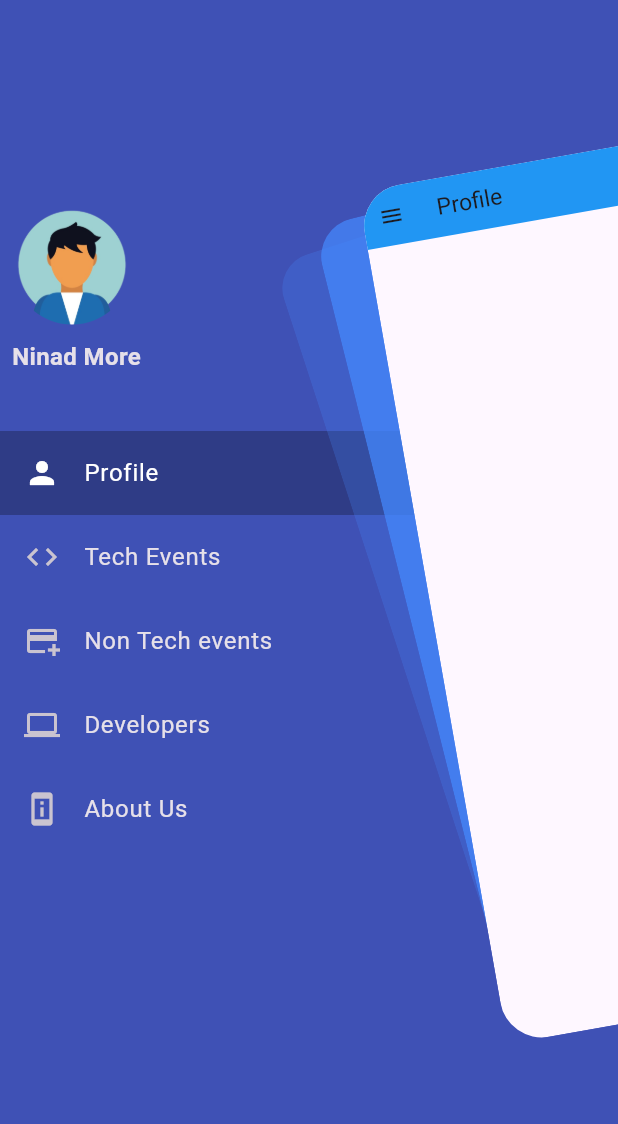
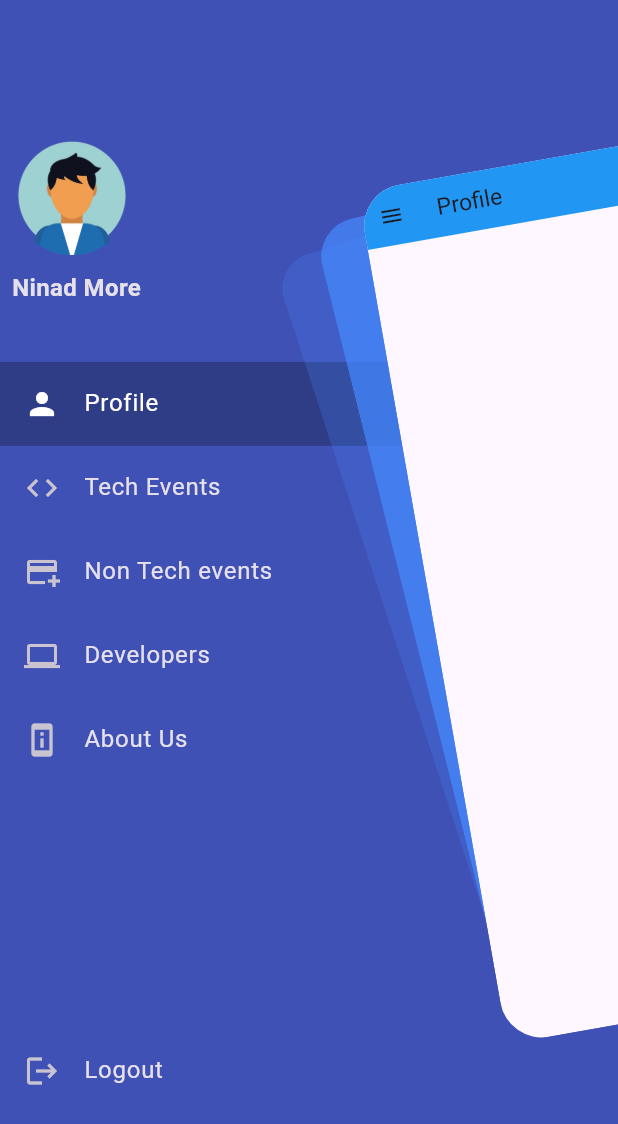
Before and after one commit to ninad-moree/Flutter-UI-Screens, a Flutter app: the screen it shows after launch, after a tap on the "menu" icon, on a phone screen of 412 x 824 dp. Shown: the top 1124 px of the screen. Run offline on Flutter 3.47's test engine with Material 3 defaults, Android fonts, the light colour scheme and no system bars; drawn by our look-alikes of flutter_zoom_drawer.

```diff
--- a/lib/sidebar_menu/screens/menu_screen.dart
+++ b/lib/sidebar_menu/screens/menu_screen.dart
@@ -39,6 +39,8 @@ class MenuScreen extends StatelessWidget {
             crossAxisAlignment: CrossAxisAlignment.start,
             children: [
               const Spacer(),
+
+              // Profile Section
               const Padding(
                 padding: EdgeInsets.all(8),
                 child: Column(
@@ -59,9 +61,25 @@ class MenuScreen extends StatelessWidget {
                 ),
               ),
               // const Spacer(),
+
               const SizedBox(height: 30),
+
+              // Listitle Section
               ...MenuItems.menus.map(buildMenuItems).toList(),
+
               const Spacer(flex: 2),
+
+              // Logout Button
+              ListTileTheme(
+                selectedColor: Colors.black26,
+                child: ListTile(
+                  selectedTileColor: Colors.black26,
+                  leading: const Icon(Icons.logout),
+                  title: const Text('Logout'),
+                  onTap: () {},
+                ),
+              ),
+              const Spacer(flex: 1),
             ],
           ),
         ),
```
Also changed, not shown: 3 other files.
